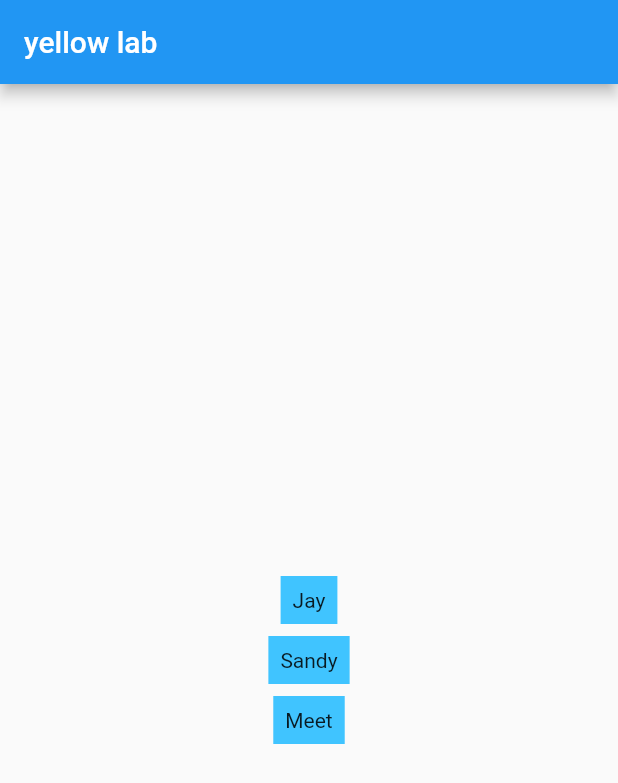
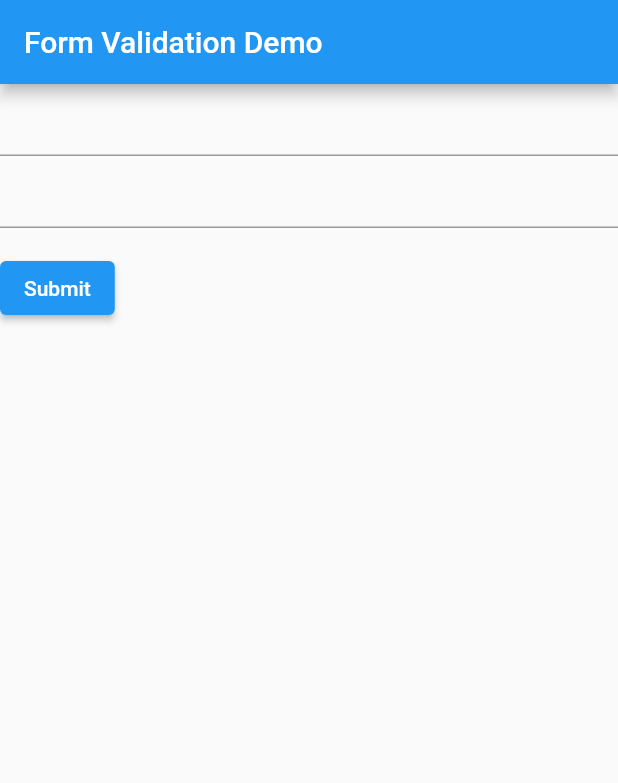
Before and after one commit to jaybh1987/flutterapp, a Flutter app: the screen it shows after launch, on a phone screen of 412 x 824 dp. Shown: the top 783 px of the screen. Run offline on Flutter 3.47's test engine with Material 2 defaults, Android fonts, the phone set to English and light mode, and no system bars.

Commit message:
working on form

```diff
--- a/lib/main.dart
+++ b/lib/main.dart
@@ -1,48 +1,77 @@
-import 'package:flutter/cupertino.dart';
+import 'package:flutter/gestures.dart';
 import 'package:flutter/material.dart';
 
-void main() {
-  runApp( new DogApp());
-}
+void main() => runApp(MyApp());
 
-class DogApp extends StatelessWidget {
+
+class MyApp extends StatelessWidget {
+    const MyApp({Key? key}): super(key: key);
+
+  @override
   Widget build(BuildContext context) {
 
-    return MaterialApp(
-      title: 'My Dog App',
-      home: Scaffold(
-        appBar: AppBar(
-          title: Text('yellow lab'),
+      const appTitle = 'Form Validation Demo';
+
+      return MaterialApp(
+        title: appTitle,
+        home: Scaffold(
+          appBar: AppBar(
+            title: Text(appTitle),
+          ),
+          body: MyCustomForm(),
         ),
-        body: Center(
-
-          child: Column(
-           mainAxisAlignment: MainAxisAlignment.center,
-           children: [
-             DogName("Jay"),
-             SizedBox(height: 8.0),
-             DogName("Sandy"),
-             SizedBox(height: 8.0),
-             DogName("Meet"),
-           ],
-          )
-        )
-      )
-    );
+      );
   }
 }
 
+class MyCustomForm extends StatefulWidget {
+  const MyCustomForm({Key? key}): super(key: key);
 
-class DogName extends StatelessWidget {
-  final String name;
-  const DogName(this.name);
+  @override
+  State<StatefulWidget> createState() {
+    return MyCustomFormState();
+  }
+}
 
+class MyCustomFormState extends State<MyCustomForm> {
+
+  final _formKey = GlobalKey<FormState>();
+
+  @override
   Widget build(BuildContext context) {
-    return DecoratedBox(
-      decoration: BoxDecoration(color: Colors.lightBlueAccent),
-      child: Padding(
-        padding: const EdgeInsets.all(8.0),
-        child: Text(name),
+    return Form(
+      key: _formKey,
+      child: Column(
+        crossAxisAlignment: CrossAxisAlignment.start,
+        children: [
+          TextFormField(
+            validator: (value) {
+              if(value == null || value.isEmpty) {
+                return 'Please enter some text. ';
+              }
+              return null;
+            }),
+          TextFormField(
+              validator: (value) {
+                if(value == null || value.isEmpty) {
+                  return 'Please enter some text. ';
+                }
+                return null;
+              }),
+          Padding(
+            padding: const EdgeInsets.symmetric(vertical: 16.0),
+            child: ElevatedButton(
+              onPressed: () {
+                if(_formKey.currentState!.validate()) {
+                  ScaffoldMessenger.of(context).showSnackBar(
+                    const SnackBar(content: Text("Processing Data."))
+                  );
+                }
+              },
+              child: Text('Submit'),
+            ),
+          )
+        ],
       ),
     );
   }
```
